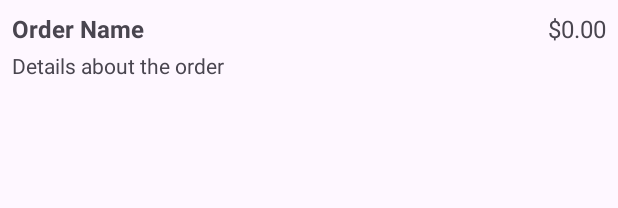
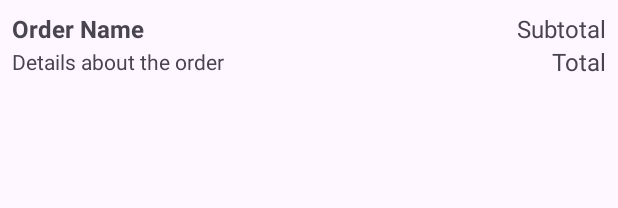
Before and after one commit to devrijhwani3118/PizzaApp, an Android app: the layout item_view.xml on its own in the app's theme, with its tools: preview values and no code run, on a phone screen of 412 x 824 dp. Shown: the top 208 px of the screen. Run offline under Robolectric (Android 15) with nearby library versions, the phone set to English and light mode, and no system bars; Roboto replaces fonts that are not available here.

Commit message:
Modified some string finals and also fixed ui for cart

```diff
--- a/app/src/main/res/layout/item_view.xml
+++ b/app/src/main/res/layout/item_view.xml
@@ -8,13 +8,14 @@
 
     <TextView
         android:id="@+id/order_name"
-        android:layout_width="0dp"
-        android:layout_height="wrap_content"
+        android:layout_width="325dp"
+        android:layout_height="19dp"
         android:layout_marginEnd="8dp"
         android:text="@string/order_name"
         android:textSize="16sp"
         android:textStyle="bold"
         app:layout_constraintEnd_toStartOf="@+id/order_price"
+        app:layout_constraintHorizontal_bias="0.0"
         app:layout_constraintStart_toStartOf="parent"
         app:layout_constraintTop_toTopOf="parent" />
 
@@ -22,20 +23,30 @@
         android:id="@+id/order_price"
         android:layout_width="wrap_content"
         android:layout_height="wrap_content"
-        android:text="@string/_0_00"
+        android:text="@string/total"
+        android:textSize="16sp"
+        app:layout_constraintEnd_toEndOf="parent"
+        app:layout_constraintTop_toBottomOf="@+id/order_price2" />
+
+    <TextView
+        android:id="@+id/order_price2"
+        android:layout_width="wrap_content"
+        android:layout_height="wrap_content"
+        android:text="@string/subtotal"
         android:textSize="16sp"
         app:layout_constraintEnd_toEndOf="parent"
         app:layout_constraintTop_toTopOf="@+id/order_name" />
 
     <TextView
         android:id="@+id/order_details"
-        android:layout_width="0dp"
-        android:layout_height="wrap_content"
+        android:layout_width="340dp"
+        android:layout_height="19dp"
         android:layout_marginTop="4dp"
         android:text="@string/details_about_the_order"
         android:textSize="14sp"
+        app:layout_constraintEnd_toEndOf="parent"
+        app:layout_constraintHorizontal_bias="0.0"
         app:layout_constraintStart_toStartOf="parent"
-        app:layout_constraintTop_toBottomOf="@+id/order_name"
-        app:layout_constraintEnd_toEndOf="parent" />
+        app:layout_constraintTop_toBottomOf="@+id/order_name" />
 
 </androidx.constraintlayout.widget.ConstraintLayout>
--- a/app/src/main/res/values/strings.xml
+++ b/app/src/main/res/values/strings.xml
@@ -10,4 +10,7 @@
     <string name="details_about_the_order">Details about the order</string>
     <string name="_0_00">$0.00</string>
     <string name="order_name">Order Name</string>
+    <string name="substotal">substotal</string>
+    <string name="total">Total</string>
+    <string name="subtotal">Subtotal</string>
 </resources>
```
